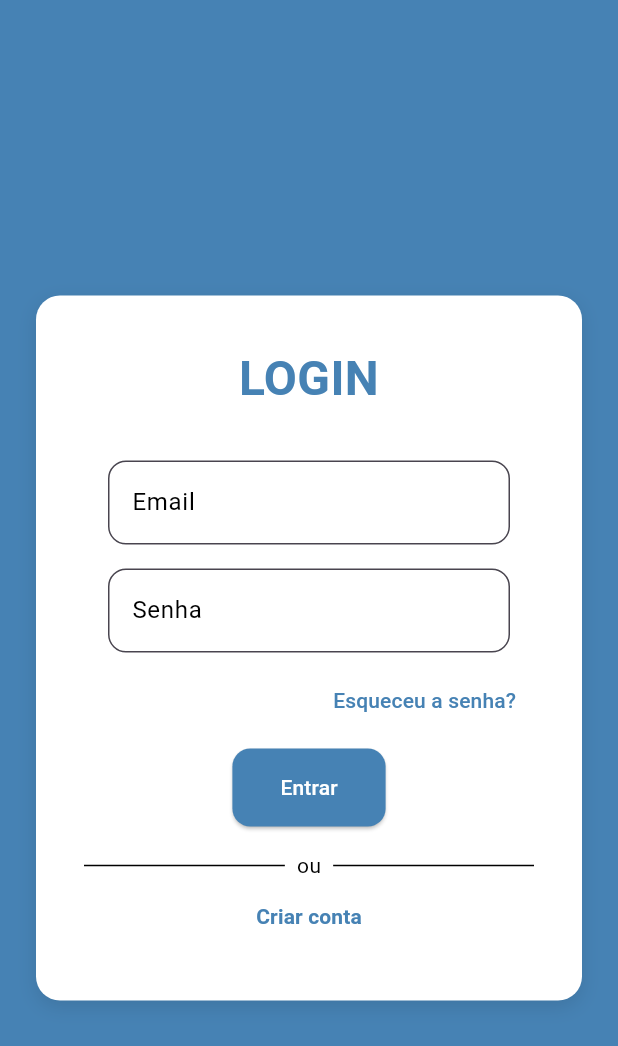
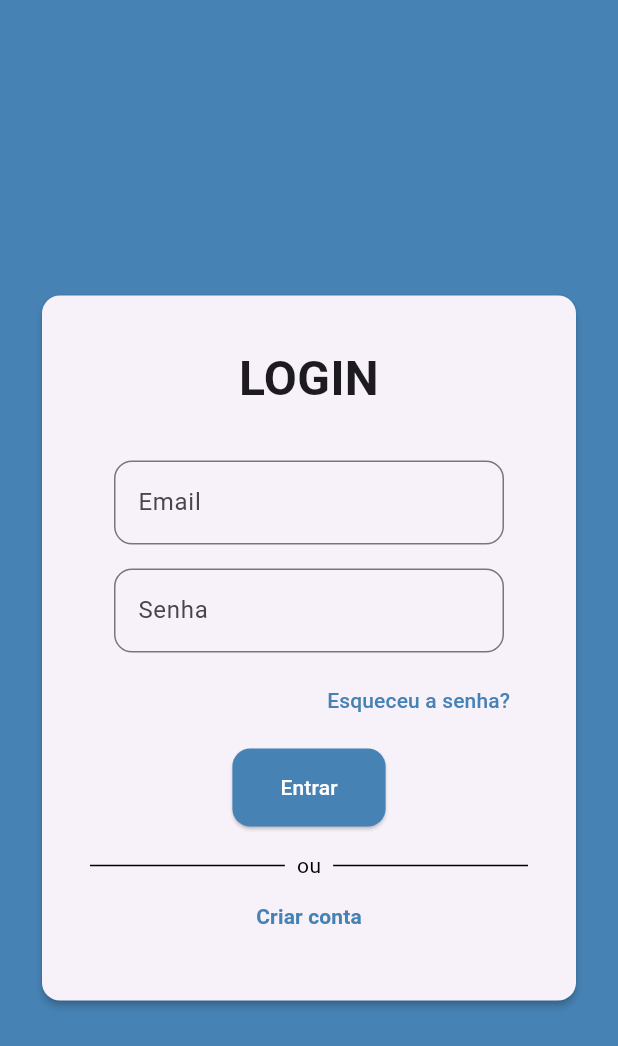
Before and after one commit to gusmariz/Projeto-Safe-Gate, a Flutter app: the screen it shows after launch, on a phone screen of 412 x 824 dp. Shown: the top 1046 px of the screen. Run offline on Flutter 3.47's test engine with Material 3 defaults, Android fonts, the phone set to English and light mode, and no system bars; our stand-ins replace google_fonts.

Commit message:
Alteração do estilo na tela de login e bug corrigido

```diff
--- a/lib/tela_login.dart
+++ b/lib/tela_login.dart
@@ -1,4 +1,5 @@
 import 'package:flutter/material.dart';
+import 'package:google_fonts/google_fonts.dart';
 import 'tela_cadastro.dart'; // Certifique-se de que o caminho esteja correto
 import 'tela_alt_senha.dart';
 
@@ -47,8 +48,10 @@ class LoginScreen extends StatelessWidget {
 
   @override
   Widget build(BuildContext context) {
+    final primaryColor = Theme.of(context).primaryColor;
+
     return Scaffold(
-      backgroundColor: const Color(0xFF4682B4), // Cor de fundo da tela de login
+      backgroundColor: primaryColor, // Cor de fundo da tela de login
       body: SafeArea(
         child: Center(
           // Centraliza o conteúdo na tela
@@ -62,32 +65,24 @@ class LoginScreen extends StatelessWidget {
                 const SizedBox(height: 40), // Espaço para o topo da tela
 
                 // Contêiner branco que envolve o conteúdo de login
-                Container(
+                Card(
+                  elevation: 2,
+                  child: Container(
                     padding:
                         const EdgeInsets.all(32), // Padding interno do quadrado
                     decoration: BoxDecoration(
-                    color: Colors.white, // Cor de fundo do container
-                    borderRadius:
-                        BorderRadius.circular(16), // Bordas arredondadas
-                    boxShadow: [
-                      BoxShadow(
-                        color: Colors.black.withOpacity(0.1),
-                        blurRadius: 10,
-                        offset: const Offset(0, 4), // Sombra suave
-                      ),
-                    ],
+                      borderRadius: BorderRadius.circular(16),
                     ),
                     child: Flex(
                       direction: Axis.vertical, // Flexbox vertical
                       mainAxisAlignment: MainAxisAlignment.center,
                       children: [
                         // Título do login
-                      const Text(
+                        Text(
                           'LOGIN',
-                        style: TextStyle(
+                          style: GoogleFonts.roboto(
                             fontSize: 32,
-                          fontWeight: FontWeight.bold,
-                          color: Color(0xFF4682B4), // Cor do título
+                            fontWeight: FontWeight.bold, // Cor do título
                           ),
                           textAlign: TextAlign.center,
                         ),
@@ -96,13 +91,20 @@ class LoginScreen extends StatelessWidget {
                         // Campo de email
                         Container(
                           padding: const EdgeInsets.symmetric(horizontal: 16),
-                        decoration: BoxDecoration(
-                          color: Colors.white,
-                          borderRadius: BorderRadius.circular(12),
-                        ),
                           child: TextField(
                             controller: _emailController,
-                          decoration: _inputDecoration('Email'),
+                            decoration: InputDecoration(
+                              labelText: 'Email',
+                              border: OutlineInputBorder(borderRadius: BorderRadius.circular(12)),
+                              // suffixIcon: IconButton(
+                              //   icon: Icon(true ? Icons.visibility : Icons.visibility_off),
+                              //   onPressed: () {
+                              //     SetState(() {
+
+                              //     })
+                              //   },
+                              // )
+                            ),
                           ),
                         ),
                         const SizedBox(height: 16),
@@ -110,14 +112,21 @@ class LoginScreen extends StatelessWidget {
                         // Campo de senha
                         Container(
                           padding: const EdgeInsets.symmetric(horizontal: 16),
-                        decoration: BoxDecoration(
-                          color: Colors.white,
-                          borderRadius: BorderRadius.circular(12),
-                        ),
                           child: TextField(
                             controller: _senhaController,
                             obscureText: true,
-                          decoration: _inputDecoration('Senha'),
+                            decoration: InputDecoration(
+                              labelText: 'Senha',
+                              border: OutlineInputBorder(borderRadius: BorderRadius.circular(12)),
+                              // suffixIcon: IconButton(
+                              //   icon: Icon(true ? Icons.visibility : Icons.visibility_off),
+                              //   onPressed: () {
+                              //     SetState(() {
+
+                              //     })
+                              //   },
+                              // )
+                            ),
                           ),
                         ),
                         const SizedBox(height: 8),
@@ -143,8 +152,7 @@ class LoginScreen extends StatelessWidget {
                           style: ElevatedButton.styleFrom(
                             padding: const EdgeInsets.symmetric(
                                 horizontal: 32, vertical: 16),
-                          backgroundColor:
-                              const Color(0xFF4682B4), // Cor de fundo
+                            backgroundColor: primaryColor, // Cor de fundo
                             foregroundColor: Colors.white, // Cor do texto
                             shape: RoundedRectangleBorder(
                               borderRadius: BorderRadius.circular(12),
@@ -183,6 +191,7 @@ class LoginScreen extends StatelessWidget {
                       ],
                     ),
                   ),
+                ),
               ],
             ),
           ),
@@ -190,14 +199,4 @@ class LoginScreen extends StatelessWidget {
       ),
     );
   }
-
-  InputDecoration _inputDecoration(String label) {
-    return InputDecoration(
-      labelText: label,
-      labelStyle: const TextStyle(color: Colors.black),
-      filled: true,
-      fillColor: Colors.white,
-      border: OutlineInputBorder(borderRadius: BorderRadius.circular(12)),
-    );
 }
-}
```
Lines whose indentation alone changed are shown as unchanged.
